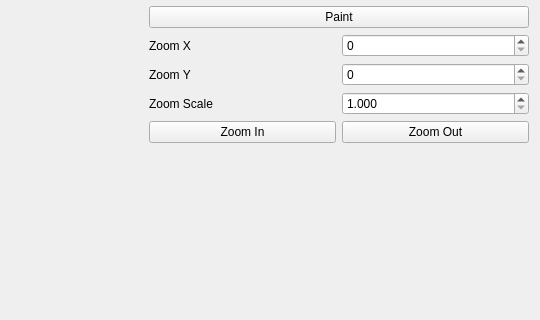
The window that mainWindow.ui (jan-moravec/fractals-qt) describes before a commit, drawn with Qt 5; both pictures show x 248 to 788 and y 120 to 440 of the 788 by 569 pixel window.
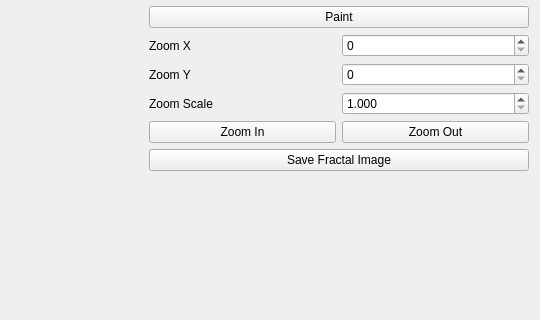
The same window after the commit. Custom widgets are drawn as their Qt base class.

Commit message: Added save image option

```diff
--- a/mainWindow.ui
+++ b/mainWindow.ui
@@ -185,6 +185,13 @@
         </item>
        </layout>
       </item>
+      <item>
+       <widget class="QPushButton" name="saveImageButton">
+        <property name="text">
+         <string>Save Fractal Image</string>
+        </property>
+       </widget>
+      </item>
       <item>
        <spacer name="verticalSpacer">
         <property name="orientation">
```
The commit also changes 3 other files.
